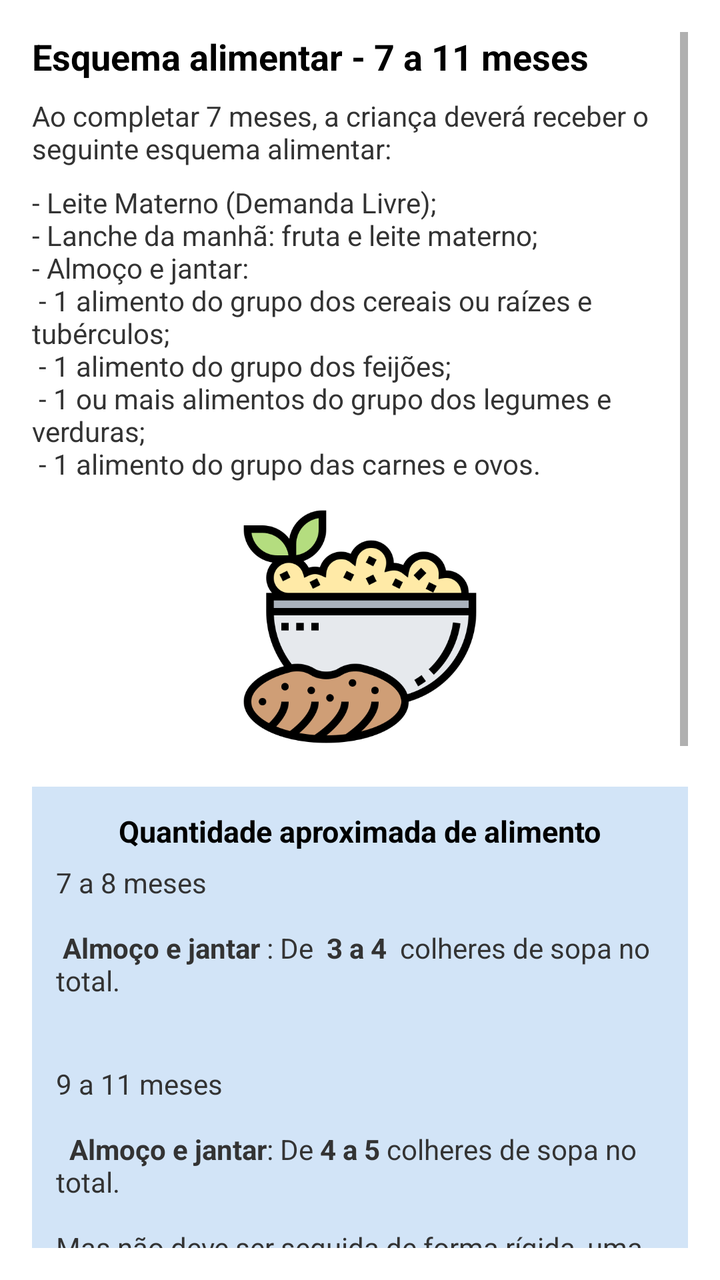
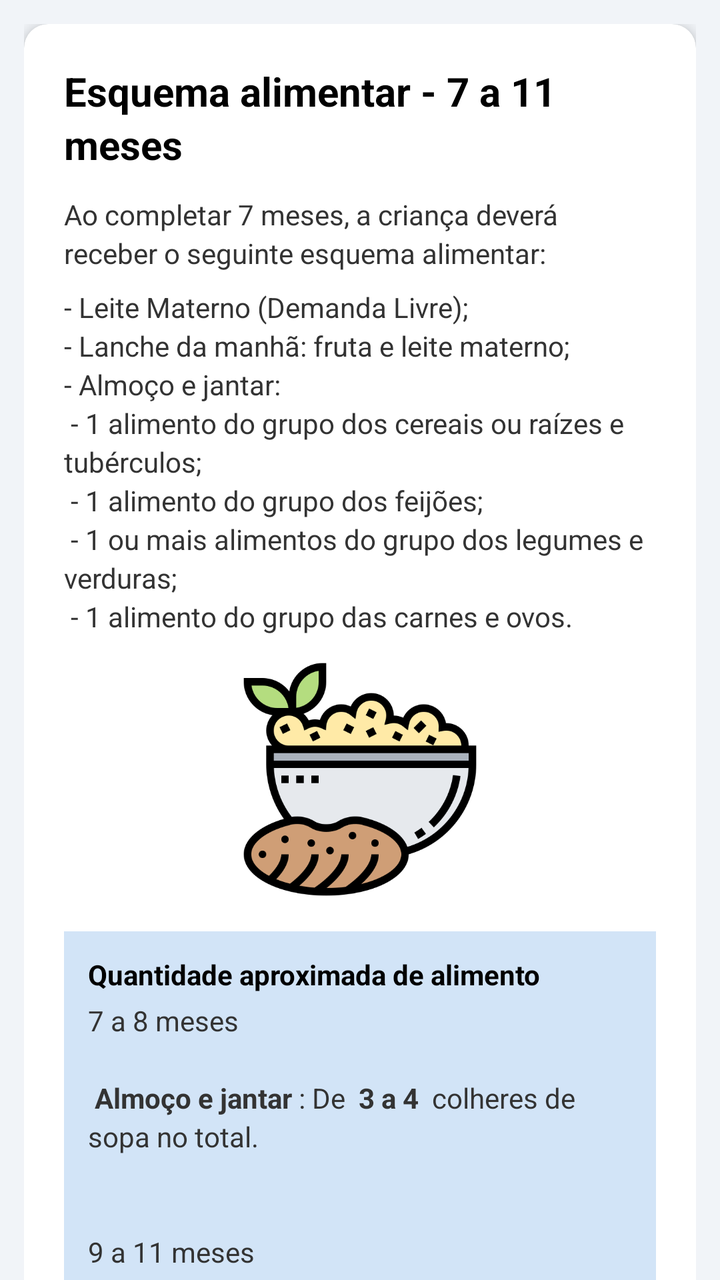

An Android layout rendered at two revisions. The XML below is the earlier revision; the diff shows what the commit changed to produce the second picture.
<!-- AndroidManifest.xml: application theme Theme.NutrirAGente -->
<!-- res/layout/dietary_plan7.xml -->
<?xml version="1.0" encoding="utf-8"?>
<LinearLayout xmlns:android="http://schemas.android.com/apk/res/android"
    xmlns:app="http://schemas.android.com/apk/res-auto"
    android:layout_width="match_parent"
    android:layout_height="match_parent"
    android:orientation="vertical"
    android:background="#FFFFFF">



    
    <ScrollView
        android:layout_width="match_parent"
        android:layout_height="match_parent"
        android:padding="16dp">

        <LinearLayout
            android:layout_width="match_parent"
            android:layout_height="wrap_content"
            android:orientation="vertical">

            
            <TextView
                android:layout_width="wrap_content"
                android:layout_height="wrap_content"
                android:text="@string/scheme_title_7_11"
                android:textSize="18sp"
                android:textStyle="bold"
                android:textColor="#000000"
                android:layout_marginBottom="8dp" />

            
            <TextView
                android:layout_width="wrap_content"
                android:layout_height="wrap_content"
                android:text="@string/intro_text_7_11"
                android:textSize="14sp"
                android:textColor="#333333"
                android:layout_marginBottom="8dp" />

            
            <TextView
                android:layout_width="wrap_content"
                android:layout_height="wrap_content"
                android:text="@string/items_list_7_11"
                android:textSize="14sp"
                android:textColor="#333333"
                android:layout_marginBottom="12dp" />

            
            <ImageView
                android:layout_width="120dp"
                android:layout_height="120dp"
                android:src="@drawable/pure_batata"
                android:layout_gravity="center"
                android:contentDescription="@string/img_desc"
                android:layout_marginBottom="16dp" />

            
            <LinearLayout
                android:layout_width="match_parent"
                android:layout_height="wrap_content"
                android:background="#D2E4F7"
                android:padding="12dp"
                android:orientation="vertical"
                android:layout_marginBottom="12dp"
                android:layout_marginTop="4dp">

                <TextView
                    android:layout_width="wrap_content"
                    android:layout_height="wrap_content"
                    android:text="@string/blue_card_title"
                    android:textStyle="bold"
                    android:textSize="15sp"
                    android:textColor="#000000"
                    android:layout_marginBottom="6dp"
                    android:layout_gravity="center_horizontal"
                    />

                <TextView
                    android:layout_width="wrap_content"
                    android:layout_height="wrap_content"
                    android:text="@string/blue_card_text_7_11"
                    android:textSize="14sp"
                    android:textColor="#333333"/>
                <TextView
                    android:layout_width="wrap_content"
                    android:layout_height="wrap_content"
                    android:text="@string/blue_card_text_7_112"
                    android:textSize="14sp"
                    android:textColor="#333333"/>
            </LinearLayout>

            
            <LinearLayout
                android:layout_width="match_parent"
                android:layout_height="wrap_content"
                android:layout_marginBottom="12dp"
                android:background="#FFF1D4"
                android:orientation="vertical"
                android:padding="12dp">

                <TextView
                    android:layout_width="wrap_content"
                    android:layout_height="wrap_content"
                    android:layout_marginBottom="6dp"
                    android:text="@string/yellow_card_title"
                    android:textColor="#000000"
                    android:textSize="15sp"
                    android:textStyle="bold"
                    android:layout_gravity="center_horizontal"
                    />

                <TextView
                    android:layout_width="wrap_content"
                    android:layout_height="wrap_content"
                    android:text="@string/text7m"
                    android:textColor="#333333"
                    android:textSize="14sp" />

            </LinearLayout>

            
            <LinearLayout
                android:layout_width="match_parent"
                android:layout_height="wrap_content"
                android:layout_marginBottom="12dp"
                android:background="#E0FFFF"
                android:orientation="vertical"
                android:padding="12dp">

                <TextView
                    android:layout_width="wrap_content"
                    android:layout_height="wrap_content"
                    android:layout_marginBottom="6dp"
                    android:text="@string/cian_card_title7m"
                    android:textColor="#000000"
                    android:textSize="15sp"
                    android:textStyle="bold"
                    android:layout_gravity="center"
                    />

                <TextView
                    android:layout_width="wrap_content"
                    android:layout_height="wrap_content"
                    android:text="7 a 8 meses"
                    android:textColor="#333333"
                    android:textSize="14sp"
                    android:textStyle="bold"
                    />

                <TextView
                    android:layout_width="wrap_content"
                    android:layout_height="wrap_content"
                    android:text="Ofereça alimentos menos amaçados do que antes
                     ou bem picaddos de acordo com a aceitação da criança"
                    android:textColor="#333333"
                    android:textSize="14sp" />

                <TextView
                    android:layout_width="wrap_content"
                    android:layout_height="wrap_content"
                    android:text="9 a 11 meses"
                    android:textColor="#333333"
                    android:textSize="14sp"
                    android:textStyle="bold"
                    />

                <TextView
                    android:layout_width="wrap_content"
                    android:layout_height="wrap_content"
                    android:text="A criança já pode receber alimentos picados na mesma
                    consistência dos alimentos da família. As carnes podem
                    ser desfiadas."
                    android:textColor="#333333"
                    android:textSize="14sp" />

            </LinearLayout>



        </LinearLayout>
    </ScrollView>
</LinearLayout>
<!-- resources referenced by this layout -->
<resources>
  <!-- unchanged entries left out for length: 18 -->
</resources>

<!-- the commit's change to res/layout/dietary_plan7.xml (unified diff, before → after) -->
@@ -1,184 +1,110 @@
 <?xml version="1.0" encoding="utf-8"?>
-<LinearLayout xmlns:android="http://schemas.android.com/apk/res/android"
+<androidx.coordinatorlayout.widget.CoordinatorLayout
+    xmlns:android="http://schemas.android.com/apk/res/android"
     xmlns:app="http://schemas.android.com/apk/res-auto"
     android:layout_width="match_parent"
     android:layout_height="match_parent"
-    android:orientation="vertical"
-    android:background="#FFFFFF">
+    android:background="@color/gray">
 
+    <com.google.android.material.appbar.AppBarLayout
+        android:layout_width="match_parent"
+        android:layout_height="wrap_content"
+        android:background="@color/blue_toolbar"
+        app:elevation="@dimen/appbar_elevation" />
 
-
-    
-    <ScrollView
+    <androidx.core.widget.NestedScrollView
         android:layout_width="match_parent"
         android:layout_height="match_parent"
-        android:padding="16dp">
+        app:layout_behavior="@string/appbar_scrolling_view_behavior">
 
-        <LinearLayout
-            android:layout_width="match_parent"
-            android:layout_height="wrap_content"
-            android:orientation="vertical">
+        <LinearLayout style="@style/LinearContainer">
 
-            
-            <TextView
-                android:layout_width="wrap_content"
-                android:layout_height="wrap_content"
-                android:text="@string/scheme_title_7_11"
-                android:textSize="18sp"
-                android:textStyle="bold"
-                android:textColor="#000000"
-                android:layout_marginBottom="8dp" />
+            <androidx.cardview.widget.CardView style="@style/CardNutrir">
 
-            
-            <TextView
-                android:layout_width="wrap_content"
-                android:layout_height="wrap_content"
-                android:text="@string/intro_text_7_11"
-                android:textSize="14sp"
-                android:textColor="#333333"
-                android:layout_marginBottom="8dp" />
+                <LinearLayout style="@style/CardContent">
 
-            
-            <TextView
-                android:layout_width="wrap_content"
-                android:layout_height="wrap_content"
-                android:text="@string/items_list_7_11"
-                android:textSize="14sp"
-                android:textColor="#333333"
-                android:layout_marginBottom="12dp" />
+                    
+                    <TextView
+                        style="@style/TextTitle"
+                        android:text="@string/scheme_title_7_11" />
 
-            
-            <ImageView
-                android:layout_width="120dp"
-                android:layout_height="120dp"
-                android:src="@drawable/pure_batata"
-                android:layout_gravity="center"
-                android:contentDescription="@string/img_desc"
-                android:layout_marginBottom="16dp" />
+                    
+                    <TextView
+                        style="@style/TextBodySmall"
+                        android:layout_marginBottom="@dimen/spacing_sm"
+                        android:text="@string/intro_text_7_11" />
 
-            
-            <LinearLayout
-                android:layout_width="match_parent"
-                android:layout_height="wrap_content"
-                android:background="#D2E4F7"
-                android:padding="12dp"
-                android:orientation="vertical"
-                android:layout_marginBottom="12dp"
-                android:layout_marginTop="4dp">
+                    
+                    <TextView
+                        style="@style/TextBodySmall"
+                        android:layout_marginBottom="@dimen/spacing_md"
+                        android:text="@string/items_list_7_11" />
 
-                <TextView
-                    android:layout_width="wrap_content"
-                    android:layout_height="wrap_content"
-                    android:text="@string/blue_card_title"
-                    android:textStyle="bold"
-                    android:textSize="15sp"
-                    android:textColor="#000000"
-                    android:layout_marginBottom="6dp"
-                    android:layout_gravity="center_horizontal"
-                    />
+                    
+                    <ImageView
+                        android:layout_width="@dimen/image_size_xs"
+                        android:layout_height="@dimen/image_size_xs"
+                        android:layout_gravity="center"
+                        android:layout_marginBottom="@dimen/spacing_lg"
+                        android:contentDescription="@string/img_desc"
+                        android:src="@drawable/pure_batata" />
 
-                <TextView
-                    android:layout_width="wrap_content"
-                    android:layout_height="wrap_content"
-                    android:text="@string/blue_card_text_7_11"
-                    android:textSize="14sp"
-                    android:textColor="#333333"/>
-                <TextView
-                    android:layout_width="wrap_content"
-                    android:layout_height="wrap_content"
-                    android:text="@string/blue_card_text_7_112"
-                    android:textSize="14sp"
-                    android:textColor="#333333"/>
-            </LinearLayout>
+                    
+                    <LinearLayout style="@style/SchemeBoxBlue">
 
-            
-            <LinearLayout
-                android:layout_width="match_parent"
-                android:layout_height="wrap_content"
-                android:layout_marginBottom="12dp"
-                android:background="#FFF1D4"
-                android:orientation="vertical"
-                android:padding="12dp">
+                        <TextView
+                            style="@style/SchemeTitle"
+                            android:text="@string/blue_card_title" />
 
-                <TextView
-                    android:layout_width="wrap_content"
-                    android:layout_height="wrap_content"
-                    android:layout_marginBottom="6dp"
-                    android:text="@string/yellow_card_title"
-                    android:textColor="#000000"
-                    android:textSize="15sp"
-                    android:textStyle="bold"
-                    android:layout_gravity="center_horizontal"
-                    />
+                        <TextView
+                            style="@style/TextBodySmall"
+                            android:text="@string/blue_card_text_7_11" />
 
-                <TextView
-                    android:layout_width="wrap_content"
-                    android:layout_height="wrap_content"
-                    android:text="@string/text7m"
-                    android:textColor="#333333"
-                    android:textSize="14sp" />
+                        <TextView
+                            style="@style/TextBodySmall"
+                            android:text="@string/blue_card_text_7_112" />
+                    </LinearLayout>
 
-            </LinearLayout>
+                    
+                    <LinearLayout style="@style/SchemeBoxYellow">
 
-            
-            <LinearLayout
-                android:layout_width="match_parent"
-                android:layout_height="wrap_content"
-                android:layout_marginBottom="12dp"
-                android:background="#E0FFFF"
-                android:orientation="vertical"
-                android:padding="12dp">
+                        <TextView
+                            style="@style/SchemeTitle"
+                            android:text="@string/yellow_card_title" />
 
-                <TextView
-                    android:layout_width="wrap_content"
-                    android:layout_height="wrap_content"
-                    android:layout_marginBottom="6dp"
-                    android:text="@string/cian_card_title7m"
-                    android:textColor="#000000"
-                    android:textSize="15sp"
-                    android:textStyle="bold"
-                    android:layout_gravity="center"
-                    />
+                        <TextView
+                            style="@style/TextBodySmall"
+                            android:text="@string/text7m" />
+                    </LinearLayout>
 
-                <TextView
-                    android:layout_width="wrap_content"
-                    android:layout_height="wrap_content"
-                    android:text="7 a 8 meses"
-                    android:textColor="#333333"
-                    android:textSize="14sp"
-                    android:textStyle="bold"
-                    />
+                    
+                    <LinearLayout style="@style/SchemeBoxCyan">
 
-                <TextView
-                    android:layout_width="wrap_content"
-                    android:layout_height="wrap_content"
-                    android:text="Ofereça alimentos menos amaçados do que antes
-                     ou bem picaddos de acordo com a aceitação da criança"
-                    android:textColor="#333333"
-                    android:textSize="14sp" />
+                        <TextView
+                            style="@style/SchemeTitle"
+                            android:text="@string/cian_card_title7m" />
 
-                <TextView
-                    android:layout_width="wrap_content"
-                    android:layout_height="wrap_content"
-                    android:text="9 a 11 meses"
-                    android:textColor="#333333"
-                    android:textSize="14sp"
-                    android:textStyle="bold"
-                    />
+                        <TextView
+                            style="@style/SchemeSubtitle"
+                            android:text="7 a 8 meses" />
 
-                <TextView
-                    android:layout_width="wrap_content"
-                    android:layout_height="wrap_content"
-                    android:text="A criança já pode receber alimentos picados na mesma
-                    consistência dos alimentos da família. As carnes podem
-                    ser desfiadas."
-                    android:textColor="#333333"
-                    android:textSize="14sp" />
+                        <TextView
+                            style="@style/TextBodySmall"
+                            android:text="Ofereça alimentos menos amassados do que antes ou bem picados, de acordo com a aceitação da criança." />
 
-            </LinearLayout>
+                        <TextView
+                            style="@style/SchemeSubtitle"
+                            android:text="9 a 11 meses" />
 
+                        <TextView
+                            style="@style/TextBodySmall"
+                            android:text="A criança já pode receber alimentos picados na mesma consistência dos alimentos da família. As carnes podem ser desfiadas." />
+                    </LinearLayout>
 
+                </LinearLayout>
+            </androidx.cardview.widget.CardView>
 
         </LinearLayout>
-    </ScrollView>
-</LinearLayout>
+    </androidx.core.widget.NestedScrollView>
+
+</androidx.coordinatorlayout.widget.CoordinatorLayout>
<!-- resource entries referenced after the edit -->
@@ -1,5 +1,95 @@
 <!-- resources referenced by this layout -->
 <resources>
+  <color name="gray">#F1F4F8</color>
+  <dimen name="appbar_elevation">12dp</dimen>
+  <dimen name="image_size_xs">120dp</dimen>
+  <dimen name="spacing_lg">16dp</dimen>
+  <dimen name="spacing_md">12dp</dimen>
+  <dimen name="spacing_sm">8dp</dimen>
+  <style name="CardContent">
+          <item name="android:layout_width">match_parent</item>
+          <item name="android:layout_height">wrap_content</item>
+          <item name="android:orientation">vertical</item>
+          <item name="android:padding">@dimen/padding_xl</item>
+      </style>
+  <style name="CardNutrir">
+          <item name="android:layout_width">match_parent</item>
+          <item name="android:layout_height">wrap_content</item>
+          <item name="android:layout_marginBottom">@dimen/card_margin_bottom</item>
+          <item name="cardCornerRadius">@dimen/card_radius</item>
+          <item name="cardElevation">@dimen/card_elevation</item>
+      </style>
+  <style name="LinearContainer">
+          <item name="android:layout_width">match_parent</item>
+          <item name="android:layout_height">wrap_content</item>
+          <item name="android:orientation">vertical</item>
+          <item name="android:padding">@dimen/padding_md</item>
+      </style>
+  <style name="SchemeBoxBlue" parent="SchemeBox">
+          <item name="android:background">@color/box_blue</item>
+      </style>
+  <style name="SchemeBoxCyan" parent="SchemeBox">
+          <item name="android:background">@color/box_cyan</item>
+      </style>
+  <style name="SchemeBoxYellow" parent="SchemeBox">
+          <item name="android:background">@color/box_yellow</item>
+      </style>
+  <style name="SchemeSubtitle" parent="TextBodySmall">
+          <item name="android:textStyle">bold</item>
+          <item name="android:textColor">@color/text_bold</item>
+          <item name="android:layout_marginTop">@dimen/spacing_xs</item>
+      </style>
+  <style name="SchemeTitle" parent="TextBodySmall">
+          <item name="android:textStyle">bold</item>
+          <item name="android:textColor">@color/text_bold</item>
+          <item name="android:layout_gravity">center_horizontal</item>
+          <item name="android:layout_marginBottom">@dimen/spacing_xs</item>
+      </style>
+  <style name="TextBodySmall" parent="TextBody">
+          <item name="android:textSize">@dimen/text_size_sm</item>
+      </style>
+  <style name="TextTitle" parent="TextAppearance.Nutrir">
+          <item name="android:layout_width">wrap_content</item>
+          <item name="android:layout_height">wrap_content</item>
+          <item name="android:textSize">@dimen/text_size_xl</item>
+          <item name="android:textStyle">bold</item>
+          <item name="android:textColor">@color/text_bold</item>
+          <item name="android:layout_marginBottom">@dimen/spacing_md</item>
+      </style>
+  <dimen name="padding_xl">20dp</dimen>
+  <dimen name="card_margin_bottom">16dp</dimen>
+  <dimen name="card_radius">12dp</dimen>
+  <dimen name="card_elevation">4dp</dimen>
+  <dimen name="padding_md">12dp</dimen>
+  <style name="SchemeBox">
+          <item name="android:layout_width">match_parent</item>
+          <item name="android:layout_height">wrap_content</item>
+          <item name="android:orientation">vertical</item>
+          <item name="android:layout_marginBottom">@dimen/spacing_md</item>
+          <item name="android:padding">@dimen/padding_md</item>
+      </style>
+  <color name="box_blue">#D2E4F7</color>
+  <color name="box_cyan">#E0FFFF</color>
+  <color name="box_yellow">#FFF1D4</color>
+  <color name="text_bold">#000000</color>
+  <dimen name="spacing_xs">4dp</dimen>
+  <style name="TextBody" parent="TextAppearance.Nutrir">
+          <item name="android:layout_width">match_parent</item>
+          <item name="android:layout_height">wrap_content</item>
+          <item name="android:textSize">@dimen/text_size_md</item>
+          <item name="android:lineSpacingExtra">@dimen/line_spacing_sm</item>
+          <item name="android:textColor">@color/color_text_black</item>
+      </style>
+  <dimen name="text_size_sm">14sp</dimen>
+  <style name="TextAppearance.Nutrir" parent="TextAppearance.AppCompat">
+          <item name="android:textColor">@color/text_primary</item>
+          <item name="android:lineSpacingExtra">@dimen/line_spacing_sm</item>
+      </style>
+  <dimen name="text_size_xl">20sp</dimen>
+  <dimen name="text_size_md">16sp</dimen>
+  <dimen name="line_spacing_sm">3dp</dimen>
+  <color name="color_text_black">#333333</color>
+  <color name="text_primary">#2B2B2B</color>
   <!-- unchanged entries left out for length: 18 -->
 </resources>
 
